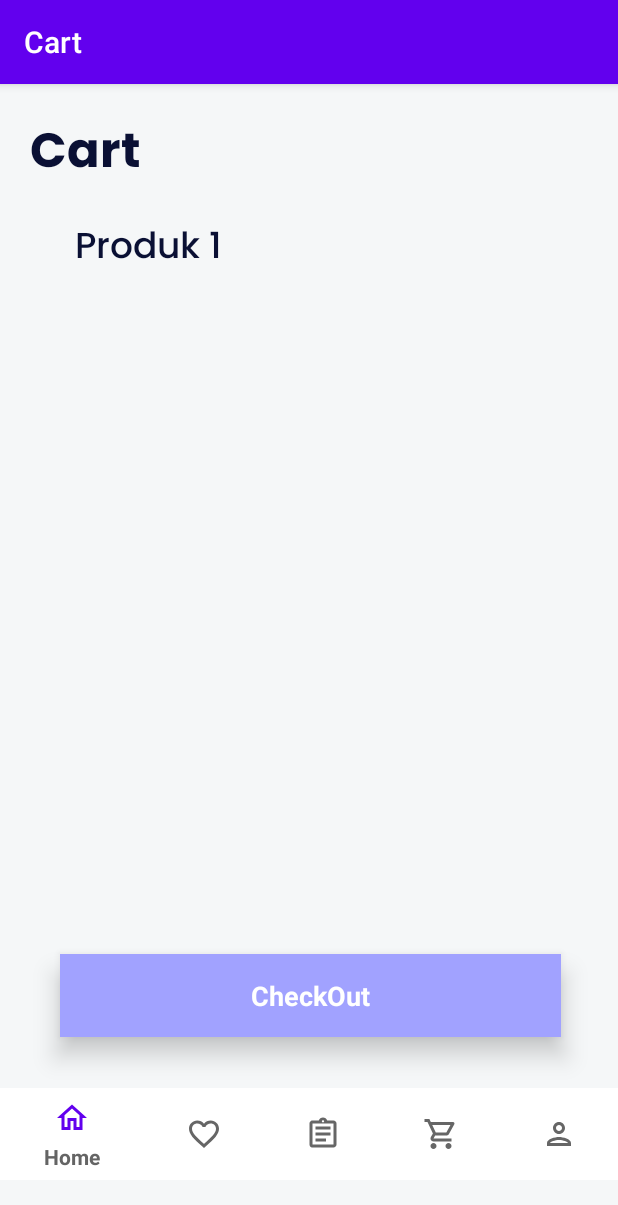
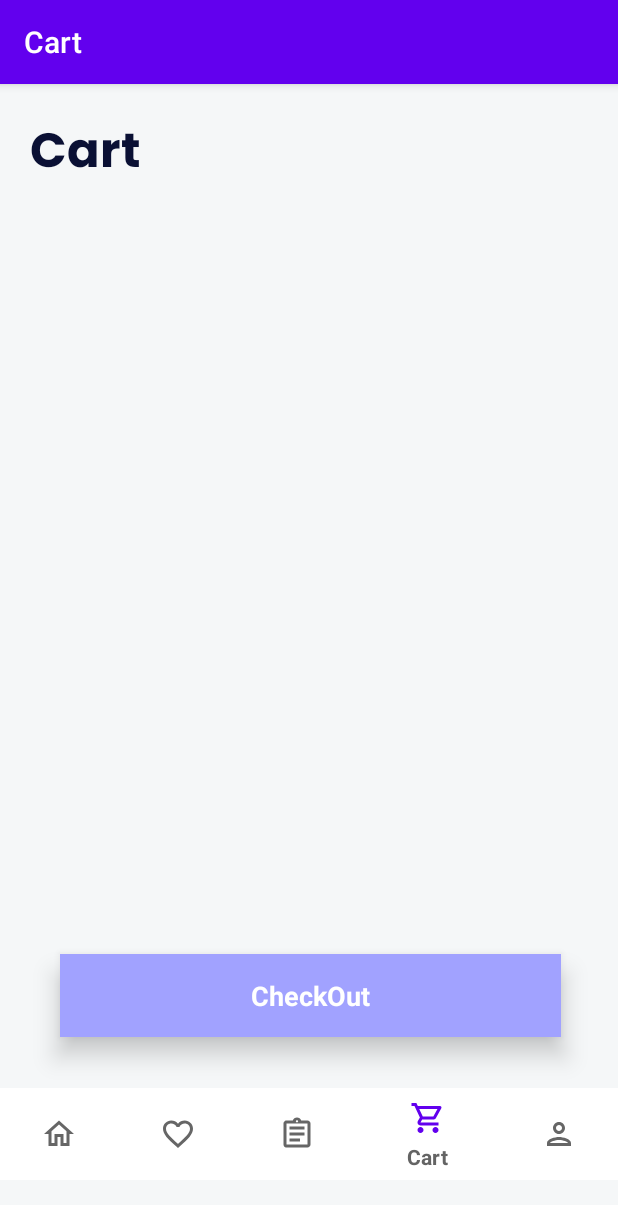
Before and after one commit to ezio341/Cambox, an Android app: the MainActivity screen opened directly, with no data from a screen before it, item 4 of the bottom bar chosen, on a phone screen of 412 x 824 dp. Shown: the top 1205 px of the screen. Run offline under Robolectric (Android 15) with nearby library versions, the phone set to English and light mode, and no system bars; our stand-ins replace Firebase (no records; nobody signed in at launch, a user with empty details on screens opened directly), data binding; 1 statement that could not run was skipped.

Commit message:
add function add to cart and cart view

```diff
--- a/app/src/main/java/com/example/cambox/MainActivity.java
+++ b/app/src/main/java/com/example/cambox/MainActivity.java
@@ -28,15 +28,16 @@ public class MainActivity extends AppCompatActivity {
         super.onCreate(savedInstanceState);
         setContentView(R.layout.activity_menu);
         user = (User)getIntent().getParcelableExtra("user");
-        getFragment(new ProductFragment());
+        getFragment(new ProductFragment(user));
 
         bottom_view = findViewById(R.id.bottom_view);
         bottom_view.setOnNavigationItemSelectedListener(new BottomNavigationView.OnNavigationItemSelectedListener(){
             @Override
             public boolean onNavigationItemSelected(@NonNull MenuItem item) {
+                item.setChecked(true);
                 if(item.getItemId() == R.id.home){
                     getSupportActionBar().setTitle("Home");
-                    getFragment(new ProductFragment());
+                    getFragment(new ProductFragment(user));
                 }else if(item.getItemId() == R.id.favorite) {
                     getSupportActionBar().setTitle("Favorite");
                     getFragment(new FavoriteFragment(user));
@@ -45,7 +46,7 @@ public class MainActivity extends AppCompatActivity {
                     getFragment(new OrderFragment());
                 }else if(item.getItemId() == R.id.cart) {
                     getSupportActionBar().setTitle("Cart");
-                    getFragment(new CartFragment());
+                    getFragment(new CartFragment(user));
                 }else if(item.getItemId() == R.id.profile) {
                     getSupportActionBar().setTitle("Profile");
                     getFragment(new ProfileFragment(user));
--- /dev/null
+++ b/app/src/main/java/com/example/cambox/adapter/CartAdapter.java
@@ -0,0 +1,55 @@
+package com.example.cambox.adapter;
+
+import android.view.LayoutInflater;
+import android.view.View;
+import android.view.ViewGroup;
+
+import com.bumptech.glide.Glide;
+import com.example.cambox.databinding.ItemCartBinding;
+import com.example.cambox.model.Cart;
+
+import java.util.List;
+
+import androidx.annotation.NonNull;
+import androidx.recyclerview.widget.RecyclerView;
+
+public class CartAdapter extends RecyclerView.Adapter<CartAdapter.CartViewHolder> {
+    List<Cart> cartlist;
+
+    public CartAdapter(List<Cart> cartlist) {
+        this.cartlist = cartlist;
+    }
+
+    @NonNull
+    @Override
+    public CartAdapter.CartViewHolder onCreateViewHolder(@NonNull ViewGroup parent, int viewType) {
+        LayoutInflater inflater = LayoutInflater.from(parent.getContext());
+        ItemCartBinding binding = ItemCartBinding.inflate(inflater, parent, false);
+        return new CartViewHolder(binding);
+    }
+
+    @Override
+    public void onBindViewHolder(@NonNull CartAdapter.CartViewHolder holder, int position) {
+        Cart cart = cartlist.get(position);
+        holder.bind(cart);
+    }
+
+    @Override
+    public int getItemCount() {
+        return cartlist != null ? cartlist.size() : 0;
+    }
+
+    public class CartViewHolder extends RecyclerView.ViewHolder {
+        ItemCartBinding binding;
+
+        public CartViewHolder(ItemCartBinding binding) {
+            super(binding.getRoot());
+            this.binding = binding;
+        }
+        public void bind(Cart cart){
+            Glide.with(binding.getRoot().getContext()).load(cart.getProduct().getImg_token()).into(binding.imageView3);
+            binding.setCart(cart);
+            binding.executePendingBindings();
+        }
+    }
+}
--- a/app/src/main/java/com/example/cambox/fragment/CartFragment.java
+++ b/app/src/main/java/com/example/cambox/fragment/CartFragment.java
@@ -2,19 +2,79 @@ package com.example.cambox.fragment;
 
 import android.os.Bundle;
 
+import androidx.annotation.NonNull;
+import androidx.annotation.Nullable;
+import androidx.databinding.DataBindingUtil;
 import androidx.fragment.app.Fragment;
+import androidx.recyclerview.widget.LinearLayoutManager;
 
 import android.view.LayoutInflater;
 import android.view.View;
 import android.view.ViewGroup;
 
 import com.example.cambox.R;
+import com.example.cambox.adapter.CartAdapter;
+import com.example.cambox.databinding.FragmentCartBinding;
+import com.example.cambox.model.Cart;
+import com.example.cambox.model.Product;
+import com.example.cambox.model.User;
+import com.google.firebase.database.DataSnapshot;
+import com.google.firebase.database.DatabaseError;
+import com.google.firebase.database.DatabaseReference;
+import com.google.firebase.database.FirebaseDatabase;
+import com.google.firebase.database.ValueEventListener;
+
+import java.util.ArrayList;
+import java.util.List;
 
 public class CartFragment extends Fragment {
+    FragmentCartBinding binding;
+    User user;
+    List<Cart> cartList;
+    DatabaseReference ref;
+
+    public CartFragment(User user) {
+        this.user = user;
+    }
+
+    public CartFragment() {
+    }
+
+    @Override
+    public void onCreate(@Nullable Bundle savedInstanceState) {
+        super.onCreate(savedInstanceState);
+        ref = FirebaseDatabase.getInstance().getReference();
+        cartList = new ArrayList<>();
+    }
+
     @Override
     public View onCreateView(LayoutInflater inflater, ViewGroup container,
                              Bundle savedInstanceState) {
+        binding = DataBindingUtil.inflate(inflater, R.layout.fragment_cart, container, false);
         // Inflate the layout for this fragment
-        return inflater.inflate(R.layout.fragment_cart, container, false);
+        ref.addValueEventListener(new ValueEventListener() {
+            @Override
+            public void onDataChange(@NonNull DataSnapshot snapshot) {
+                String user_key = user.getKey();
+                for(DataSnapshot data : snapshot.child("Cart").child(user_key).getChildren()){
+                    Cart cart = data.getValue(Cart.class);
+                    cartList.add(cart);
+                }
+                CartAdapter adapter = new CartAdapter(cartList);
+                binding.rvCart.setLayoutManager(new LinearLayoutManager(getContext()));
+                binding.rvCart.setAdapter(adapter);
+            }
+
+            @Override
+            public void onCancelled(@NonNull DatabaseError error) {
+
+            }
+        });
+        return binding.getRoot();
+    }
+
+    @Override
+    public void onViewCreated(@NonNull View view, @Nullable Bundle savedInstanceState) {
+        super.onViewCreated(view, savedInstanceState);
     }
 }
--- a/app/src/main/java/com/example/cambox/fragment/ProductFragment.java
+++ b/app/src/main/java/com/example/cambox/fragment/ProductFragment.java
@@ -20,6 +20,7 @@ import com.example.cambox.adapter.ProductAdapter;
 import com.example.cambox.databinding.FragmentProductBinding;
 import com.example.cambox.interfaces.OnClickListenerProduct;
 import com.example.cambox.model.Product;
+import com.example.cambox.model.User;
 import com.google.firebase.database.DataSnapshot;
 import com.google.firebase.database.DatabaseError;
 import com.google.firebase.database.DatabaseReference;
@@ -34,12 +35,18 @@ import java.util.List;
 
 public class ProductFragment extends Fragment {
     FragmentProductBinding binding;
+    User user;
 
     DatabaseReference dbRef;
     StorageReference storageRef;
 
     ProgressDialog progressDialog;
     List<Product> list;
+
+    public ProductFragment(User user) {
+        this.user = user;
+    }
+
     @Override
     public void onCreate(Bundle savedInstanceState) {
         super.onCreate(savedInstanceState);
@@ -61,18 +68,20 @@ public class ProductFragment extends Fragment {
         dbRef.addValueEventListener(new ValueEventListener() {
             @Override
             public void onDataChange(@NonNull DataSnapshot snapshot) {
-                int i=1;
                 for(DataSnapshot data : snapshot.child("Item").getChildren()){
                     Product products= data.getValue(Product.class);
                     list.add(products);
-                    i++;
                 }
                 binding.recyclerView.setLayoutManager(new GridLayoutManager(getContext(), 2));
                 ProductAdapter adapter = new ProductAdapter(list);
                 adapter.setListener(new OnClickListenerProduct() {
                     @Override
                     public void onclick(Product product) {
-                        getFragment(new ViewProductFragment(product));
+                        ViewProductFragment fragment = new ViewProductFragment(product, ProductFragment.this);
+                        Bundle bundle = new Bundle();
+                        bundle.putParcelable("user", user);
+                        fragment.setArguments(bundle);
+                        getFragment(fragment);
                     }
                 });
                 binding.recyclerView.setAdapter(adapter);
@@ -92,6 +101,7 @@ public class ProductFragment extends Fragment {
         progressDialog.dismiss();
 
     }
+
     private void getFragment(Fragment fragment){
         FragmentManager manager = getActivity().getSupportFragmentManager();
         FragmentTransaction fragmentTransaction = manager.beginTransaction();
--- /dev/null
+++ b/app/src/main/res/drawable/ic_baseline_delete_24.xml
@@ -0,0 +1,5 @@
+<vector android:height="24dp" android:tint="#E8000F"
+    android:viewportHeight="24" android:viewportWidth="24"
+    android:width="24dp" xmlns:android="http://schemas.android.com/apk/res/android">
+    <path android:fillColor="@android:color/white" android:pathData="M6,19c0,1.1 0.9,2 2,2h8c1.1,0 2,-0.9 2,-2V7H6v12zM19,4h-3.5l-1,-1h-5l-1,1H5v2h14V4z"/>
+</vector>
--- a/app/src/main/res/layout/fragment_cart.xml
+++ b/app/src/main/res/layout/fragment_cart.xml
@@ -17,7 +17,8 @@
             android:layout_width="wrap_content"
             android:layout_height="wrap_content"
             android:layout_marginLeft="20dp"
-            android:layout_marginTop="19dp">
+            android:layout_marginTop="19dp"
+            android:orientation="vertical">
 
             <TextView
                 android:layout_width="wrap_content"
@@ -28,24 +29,12 @@
                 android:text="Cart"
                 android:textColor="#0A1034"
                 android:textSize="32dp"></TextView>
-        </LinearLayout>
 
-        <LinearLayout
-            android:layout_width="353dp"
-            android:layout_height="130dp"
-            android:layout_marginLeft="20dp"
-            android:layout_marginTop="80dp"
-            android:orientation="horizontal">
+            <androidx.recyclerview.widget.RecyclerView
+                android:id="@+id/rvCart"
+                android:layout_width="wrap_content"
+                android:layout_height="wrap_content" />
 
-            <TextView
-                android:layout_width="wrap_content"
-                android:layout_height="wrap_content"
-                android:layout_marginLeft="30dp"
-                android:layout_marginTop="10dp"
-                android:fontFamily="@font/poppins_medium"
-                android:text="Produk 1"
-                android:textColor="#0A1034"
-                android:textSize="24dp"></TextView>
         </LinearLayout>
 
         <LinearLayout
@@ -69,5 +58,6 @@
                 android:textStyle="bold" />
 
         </LinearLayout>
+
     </FrameLayout>
 </layout>
--- a/app/src/main/res/layout/fragment_product.xml
+++ b/app/src/main/res/layout/fragment_product.xml
@@ -53,8 +53,8 @@
                 android:id="@+id/recyclerView"
                 android:layout_width="0dp"
                 android:layout_height="0dp"
-                android:layout_marginEnd="8dp"
-                android:layout_marginStart="8dp"
+                android:layout_marginEnd="20dp"
+                android:layout_marginStart="20dp"
                 android:layout_marginTop="16dp"
                 app:layout_constraintBottom_toBottomOf="parent"
                 app:layout_constraintEnd_toEndOf="parent"
--- a/app/src/main/res/layout/fragment_view_product.xml
+++ b/app/src/main/res/layout/fragment_view_product.xml
@@ -16,7 +16,7 @@
         tools:context=".fragment.ViewProductFragment">
 
         <Button
-            android:id="@+id/button2"
+            android:id="@+id/btnAddToCart"
             android:layout_width="0dp"
             android:layout_height="wrap_content"
             android:layout_marginEnd="24dp"
--- a/app/src/main/res/layout/item_product.xml
+++ b/app/src/main/res/layout/item_product.xml
@@ -10,6 +10,7 @@
         <variable
             name="listener"
             type="com.example.cambox.interfaces.OnClickListenerProduct" />
+
     </data>
 
     <androidx.constraintlayout.widget.ConstraintLayout
--- a/app/src/main/res/menu/bottom_nav_menu.xml
+++ b/app/src/main/res/menu/bottom_nav_menu.xml
@@ -3,25 +3,30 @@
 
     <item
         android:id="@+id/home"
+        android:checkable="true"
         android:icon="@drawable/ic_home"
         android:title="Home" />
     <item
         android:id="@+id/favorite"
+        android:checkable="true"
         android:icon="@drawable/ic_favorite"
         android:title="Favorite" />
 
     <item
         android:id="@+id/order"
+        android:checkable="true"
         android:icon="@drawable/ic_order"
         android:title="Order" />
 
     <item
         android:id="@+id/cart"
+        android:checkable="true"
         android:icon="@drawable/ic_outline_shopping_cart_24"
         android:title="Cart" />
 
     <item
         android:id="@+id/profile"
+        android:checkable="true"
         android:icon="@drawable/ic_profile"
         android:title="Cart" />
 </menu>
```
Also changed, not shown: app/src/main/java/com/example/cambox/fragment/FavoriteFragment.java (+20 -6 lines), app/src/main/java/com/example/cambox/fragment/ViewProductFragment.java (+40 -2 lines), app/src/main/java/com/example/cambox/model/Cart.java (added, +30 -0 lines), app/src/main/java/com/example/cambox/model/Product.java (+11 -1 lines), app/src/main/res/drawable/ic_baseline_add_24.xml (added, +10 -0 lines), app/src/main/res/drawable/ic_baseline_remove_24.xml (added, +10 -0 lines), app/src/main/res/drawable/round_button.xml (added, +10 -0 lines), app/src/main/res/layout/item_cart.xml (added, +113 -0 lines).
